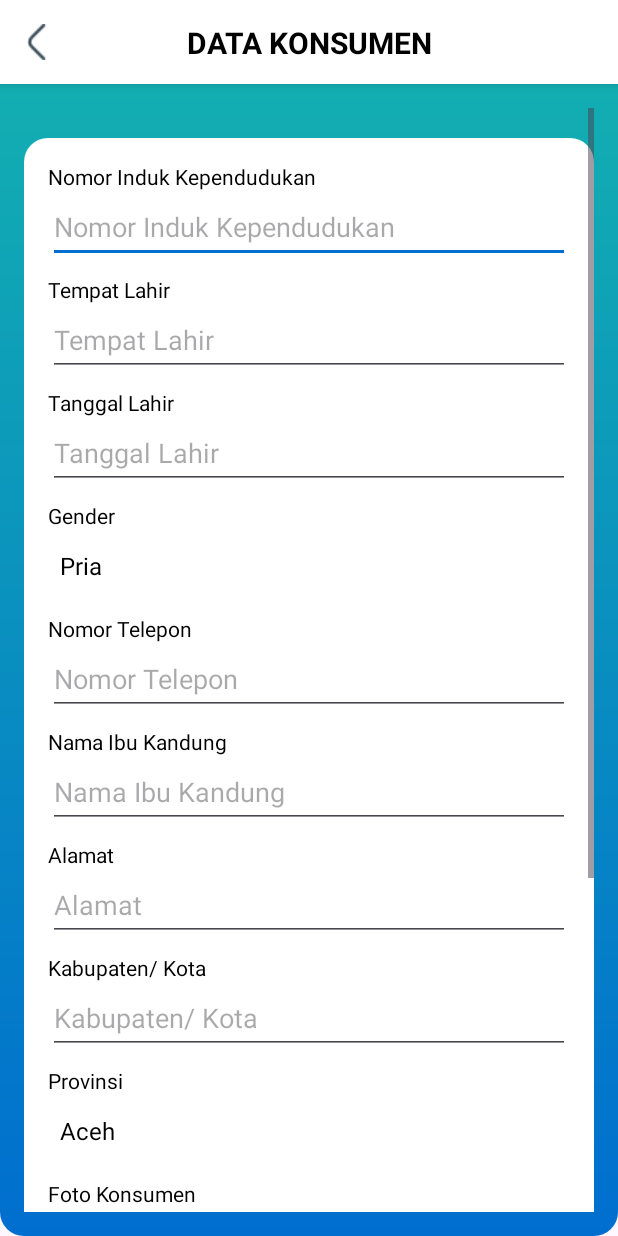
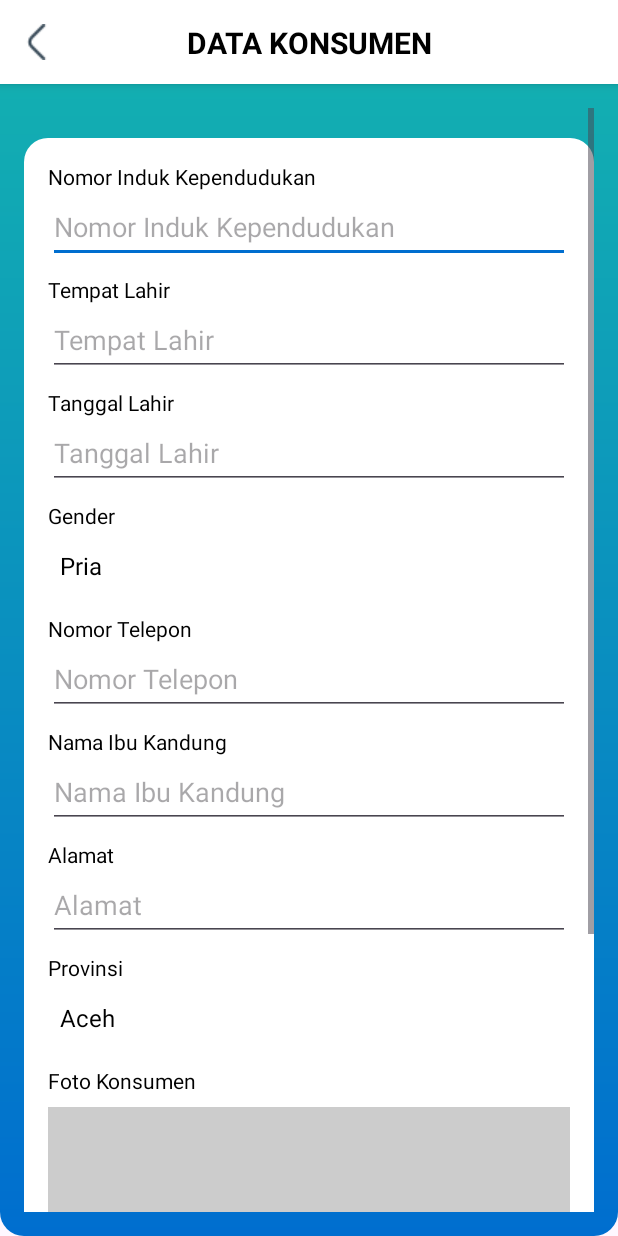
Before and after one commit to jlstheo07/SelaluAda_Android, an Android app: the IdentityActivity screen opened directly, with no data from a screen before it, on a phone screen of 412 x 824 dp. Run offline under Robolectric (Android 15) with nearby library versions, the phone set to English and light mode, and no system bars; pictures from the network do not load.

Commit message:
update data customer

```diff
--- a/app/src/main/res/layout/activity_identity.xml
+++ b/app/src/main/res/layout/activity_identity.xml
@@ -147,18 +147,7 @@
                 android:layout_height="wrap_content"
                 android:hint="Alamat" />
 
-            <!-- Kota -->
-            <TextView
-                android:layout_width="wrap_content"
-                android:layout_height="wrap_content"
-                android:layout_marginTop="8dp"
-                android:text="Kabupaten/ Kota" />
-            <EditText
-                android:id="@+id/CusKota"
-                android:minHeight="48dp"
-                android:layout_width="match_parent"
-                android:layout_height="wrap_content"
-                android:hint="Kabupaten/ Kota" />
+
 
             <!-- Provinsi -->
             <TextView
```
